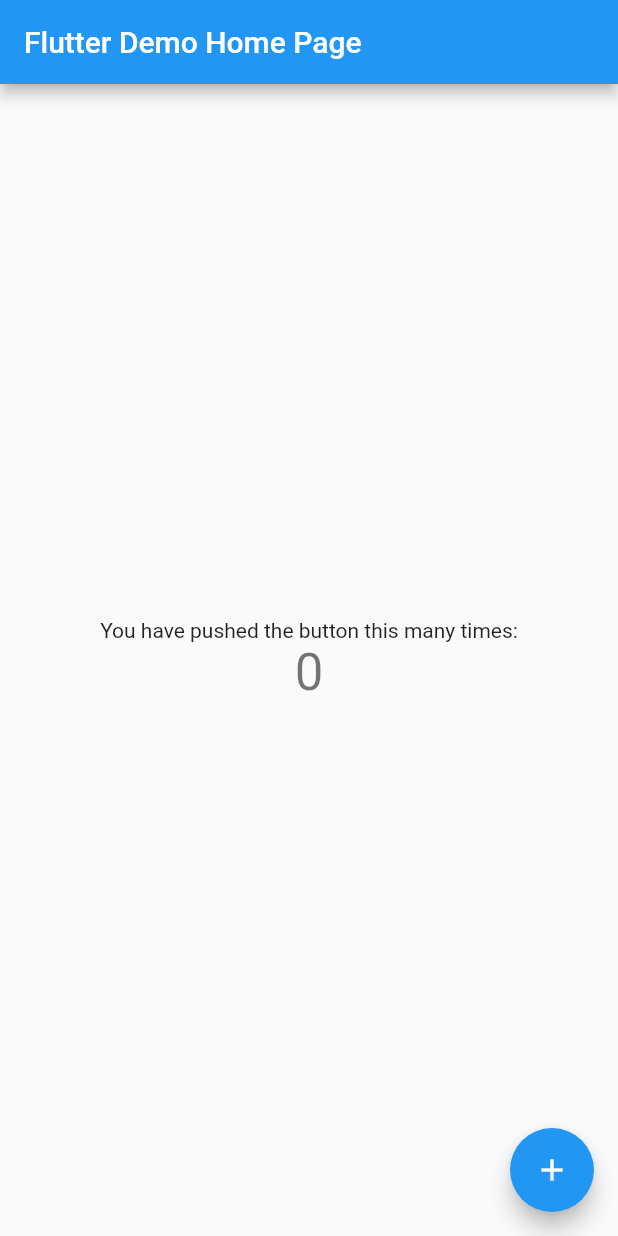
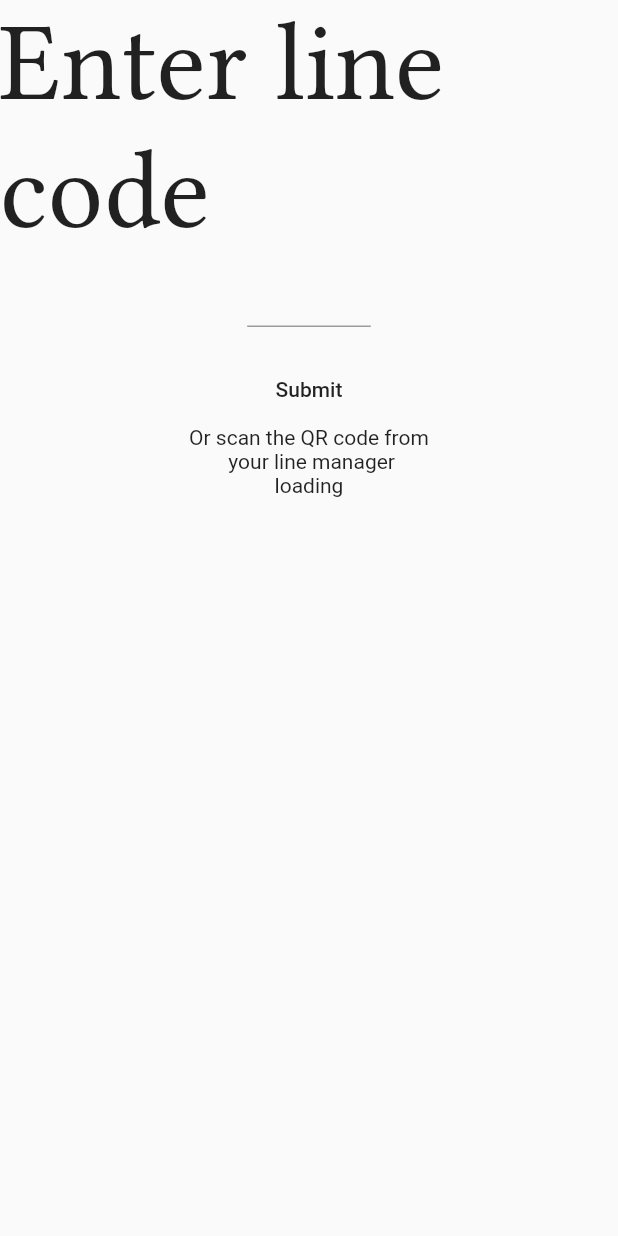
Before and after one commit to harryhannum/noline, a Flutter app: the screen it shows after launch, on a phone screen of 412 x 824 dp. Run offline on Flutter 3.47's test engine with Material 2 defaults, Android fonts, the phone set to English and light mode, and no system bars; our stand-ins replace cloud_firestore, firebase_core; accounts and stored records are empty.

Commit message:
Made firebase work

```diff
--- a/lib/client/clientMain.dart
+++ b/lib/client/clientMain.dart
@@ -1 +1,70 @@
+import 'package:cloud_firestore/cloud_firestore.dart';
 import 'package:flutter/material.dart';
+import 'package:noLine/NoLineTextField.dart';
+import 'package:noLine/firestore_adapter.dart';
+
+class JoinLine extends StatefulWidget {
+  @override
+  _JoinLineState createState() => _JoinLineState();
+}
+
+class _JoinLineState extends State<JoinLine> {
+
+  final textController = TextEditingController();
+  final firestoreAdapter = FirestoreAdapter();
+
+  String text = "loading";
+
+  void handleSubmit() async
+  {
+    String line_id = textController.text;
+    QuerySnapshot a = await firestoreAdapter.getCollection(line_id);
+
+    if (a.docs.length == 0)
+    {
+      setState(() {
+        text = "fail";
+      });
+      return;
+    }
+    setState(() {
+    text = "success";
+    });
+
+    firestoreAdapter.updateDocument(line_id, "myname", {"name" : "raz", "phone" : 545454});
+
+  }
+
+  @override
+  Widget build(BuildContext context) {
+
+    double screenHeight = MediaQuery.of(context).size.height;
+    double screenWidth = MediaQuery.of(context).size.width;
+
+    return Scaffold(
+      body: Center(
+        child: Column(
+          children: <Widget>[
+            Text("Enter line code",
+            style: TextStyle(
+              fontSize: screenHeight * 0.09,
+              fontFamily: 'LinLibertine'
+              ),
+            ),
+            NoLineTextField(
+              textController,
+              screenWidth * 0.2,
+              screenHeight * 0.08
+            ),
+            FlatButton(
+              onPressed: handleSubmit,
+              child: Text("Submit")),
+            Text("Or scan the QR code from\n your line manager",
+              textAlign: TextAlign.center),
+            Text(text),
+          ],
+        ),
+      )
+    );
+  }
+}
--- a/lib/main.dart
+++ b/lib/main.dart
@@ -1,117 +1,42 @@
 import 'package:flutter/material.dart';
+import 'package:noLine/client/clientMain.dart';
+
+// Import the firebase_core plugin
+import 'package:firebase_core/firebase_core.dart';
 
 void main() {
-  runApp(MyApp());
+  runApp(App());
 }
 
-class MyApp extends StatelessWidget {
-  // This widget is the root of your application.
+class App extends StatelessWidget {
+  // Create the initilization Future outside of `build`:
+  final Future<FirebaseApp> _initialization = Firebase.initializeApp();
+
   @override
   Widget build(BuildContext context) {
-    return MaterialApp(
-      title: 'Flutter Demo',
-      theme: ThemeData(
-        // This is the theme of your application.
-        //
-        // Try running your application with "flutter run". You'll see the
-        // application has a blue toolbar. Then, without quitting the app, try
-        // changing the primarySwatch below to Colors.green and then invoke
-        // "hot reload" (press "r" in the console where you ran "flutter run",
-        // or simply save your changes to "hot reload" in a Flutter IDE).
-        // Notice that the counter didn't reset back to zero; the application
-        // is not restarted.
-        primarySwatch: Colors.blue,
-        // This makes the visual density adapt to the platform that you run
-        // the app on. For desktop platforms, the controls will be smaller and
-        // closer together (more dense) than on mobile platforms.
-        visualDensity: VisualDensity.adaptivePlatformDensity,
-      ),
-      home: MyHomePage(title: 'Flutter Demo Home Page'),
+    return FutureBuilder(
+      // Initialize FlutterFire:
+      future: _initialization,
+      builder: (context, snapshot) {
+        // Check for errors
+        if (snapshot.hasError) {
+          return MaterialApp(
+            home: Text("Error Connecting to firebase")
+          );
+        }
+
+        // Once complete, show your application
+        if (snapshot.connectionState == ConnectionState.done) {
+          return MaterialApp(
+            home: JoinLine()
+          );
+        }
+
+        // Otherwise, show something whilst waiting for initialization to complete
+        return MaterialApp(
+          home: Text("Loading...")
+        );
+      },
     );
   }
 }
-
-class MyHomePage extends StatefulWidget {
-  MyHomePage({Key key, this.title}) : super(key: key);
-
-  // This widget is the home page of your application. It is stateful, meaning
-  // that it has a State object (defined below) that contains fields that affect
-  // how it looks.
-
-  // This class is the configuration for the state. It holds the values (in this
-  // case the title) provided by the parent (in this case the App widget) and
-  // used by the build method of the State. Fields in a Widget subclass are
-  // always marked "final".
-
-  final String title;
-
-  @override
-  _MyHomePageState createState() => _MyHomePageState();
-}
-
-class _MyHomePageState extends State<MyHomePage> {
-  int _counter = 0;
-
-  void _incrementCounter() {
-    setState(() {
-      // This call to setState tells the Flutter framework that something has
-      // changed in this State, which causes it to rerun the build method below
-      // so that the display can reflect the updated values. If we changed
-      // _counter without calling setState(), then the build method would not be
-      // called again, and so nothing would appear to happen.
-      _counter++;
-    });
-  }
-
-  @override
-  Widget build(BuildContext context) {
-    // This method is rerun every time setState is called, for instance as done
-    // by the _incrementCounter method above.
-    //
-    // The Flutter framework has been optimized to make rerunning build methods
-    // fast, so that you can just rebuild anything that needs updating rather
-    // than having to individually change instances of widgets.
-    return Scaffold(
-      appBar: AppBar(
-        // Here we take the value from the MyHomePage object that was created by
-        // the App.build method, and use it to set our appbar title.
-        title: Text(widget.title),
-      ),
-      body: Center(
-        // Center is a layout widget. It takes a single child and positions it
-        // in the middle of the parent.
-        child: Column(
-          // Column is also a layout widget. It takes a list of children and
-          // arranges them vertically. By default, it sizes itself to fit its
-          // children horizontally, and tries to be as tall as its parent.
-          //
-          // Invoke "debug painting" (press "p" in the console, choose the
-          // "Toggle Debug Paint" action from the Flutter Inspector in Android
-          // Studio, or the "Toggle Debug Paint" command in Visual Studio Code)
-          // to see the wireframe for each widget.
-          //
-          // Column has various properties to control how it sizes itself and
-          // how it positions its children. Here we use mainAxisAlignment to
-          // center the children vertically; the main axis here is the vertical
-          // axis because Columns are vertical (the cross axis would be
-          // horizontal).
-          mainAxisAlignment: MainAxisAlignment.center,
-          children: <Widget>[
-            Text(
-              'You have pushed the button this many times:',
-            ),
-            Text(
-              '$_counter',
-              style: Theme.of(context).textTheme.headline4,
-            ),
-          ],
-        ),
-      ),
-      floatingActionButton: FloatingActionButton(
-        onPressed: _incrementCounter,
-        tooltip: 'Increment',
-        child: Icon(Icons.add),
-      ), // This trailing comma makes auto-formatting nicer for build methods.
-    );
-  }
-}
--- a/pubspec.yaml
+++ b/pubspec.yaml
@@ -23,6 +23,8 @@
 dependencies:
   flutter:
     sdk: flutter
+  firebase_core: "0.5.0"
+  cloud_firestore: ^0.14.0+2
 
 
   # The following adds the Cupertino Icons font to your application.
```
Also changed, not shown: lib/firestore_adapter.dart (added, +53 -0 lines), pubspec.lock, 1 other file.
